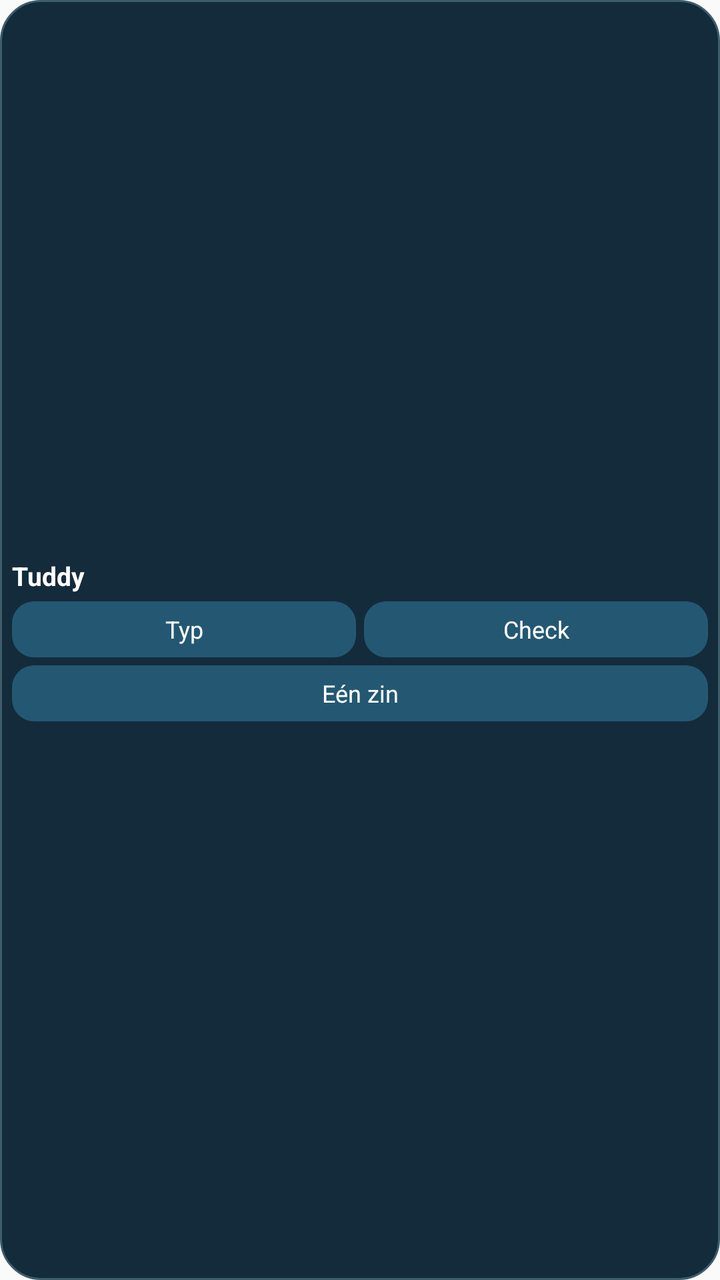
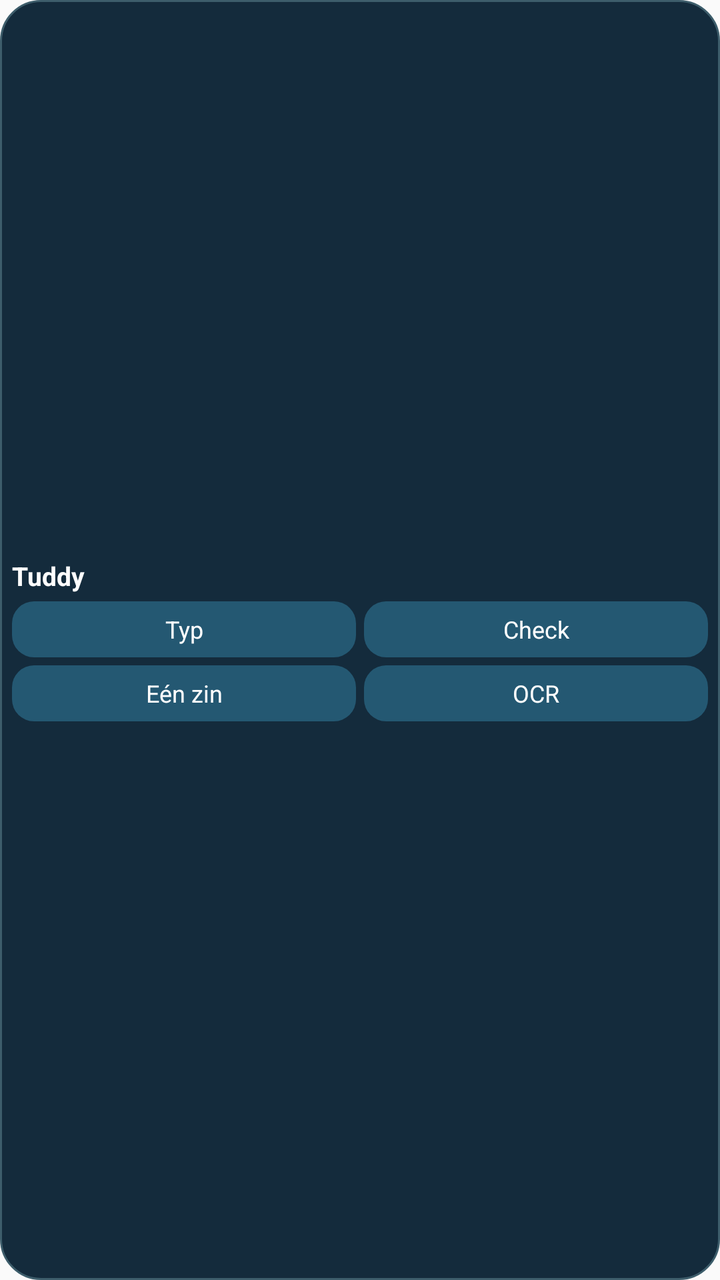

Two renders of the same Android screen: before a commit and after it. Below are the layout's source before the change and the commit's diff.
<!-- AndroidManifest.xml: application theme android:Theme.Material.Light.NoActionBar -->
<!-- res/layout/tuddy_quick_actions_widget_compact.xml -->
<?xml version="1.0" encoding="utf-8"?>
<LinearLayout xmlns:android="http://schemas.android.com/apk/res/android"
    android:layout_width="match_parent"
    android:layout_height="match_parent"
    android:orientation="vertical"
    android:gravity="center_vertical"
    android:padding="6dp"
    android:background="@drawable/tuddy_widget_panel">

    <TextView
        android:layout_width="match_parent"
        android:layout_height="wrap_content"
        android:layout_marginBottom="4dp"
        android:text="@string/tuddy_widget_title"
        android:textStyle="bold"
        android:textSize="13sp"
        android:textColor="#FFFFFF"/>

    <LinearLayout
        android:layout_width="match_parent"
        android:layout_height="wrap_content"
        android:orientation="horizontal">

        <TextView
            android:id="@+id/tuddy_widget_type"
            android:layout_width="0dp"
            android:layout_height="28dp"
            android:layout_weight="1"
            android:layout_marginEnd="2dp"
            android:gravity="center"
            android:background="@drawable/tuddy_widget_action"
            android:text="@string/tuddy_widget_compact_type"
            android:contentDescription="@string/tuddy_widget_type"
            android:maxLines="1"
            android:ellipsize="end"
            android:textColor="#FFFFFF"
            android:textSize="12sp"/>

        <TextView
            android:id="@+id/tuddy_widget_check"
            android:layout_width="0dp"
            android:layout_height="28dp"
            android:layout_weight="1"
            android:layout_marginStart="2dp"
            android:gravity="center"
            android:background="@drawable/tuddy_widget_action"
            android:text="@string/tuddy_widget_compact_check"
            android:contentDescription="@string/tuddy_widget_check"
            android:maxLines="1"
            android:ellipsize="end"
            android:textColor="#FFFFFF"
            android:textSize="12sp"/>
    </LinearLayout>

    <TextView
        android:id="@+id/tuddy_widget_sentence"
        android:layout_width="match_parent"
        android:layout_height="28dp"
        android:layout_marginTop="4dp"
        android:gravity="center"
        android:background="@drawable/tuddy_widget_action"
        android:text="@string/tuddy_widget_compact_sentence"
        android:contentDescription="@string/tuddy_widget_sentence"
        android:maxLines="1"
        android:ellipsize="end"
        android:textColor="#FFFFFF"
        android:textSize="12sp"/>
</LinearLayout>
<!-- resources referenced by this layout -->
<resources>
  <!-- drawable tuddy_widget_action (drawable) -->
  <?xml version="1.0" encoding="utf-8"?>
  <shape xmlns:android="http://schemas.android.com/apk/res/android">
      <solid android:color="#245872"/>
      <corners android:radius="11dp"/>
  </shape>
  <!-- drawable tuddy_widget_panel (drawable) -->
  <?xml version="1.0" encoding="utf-8"?>
  <shape xmlns:android="http://schemas.android.com/apk/res/android">
      <solid android:color="#142B3C"/>
      <corners android:radius="20dp"/>
      <stroke android:width="1dp" android:color="#3D5D6B"/>
  </shape>
  <string name="tuddy_widget_check">Offline check</string>
  <string name="tuddy_widget_compact_check">Check</string>
  <string name="tuddy_widget_compact_sentence">Eén zin</string>
  <string name="tuddy_widget_compact_type">Typ</string>
  <string name="tuddy_widget_sentence">Eén zin klaarzetten</string>
  <string name="tuddy_widget_title">Tuddy</string>
  <string name="tuddy_widget_type">Typ lokaal</string>
</resources>

<!-- the commit's change to res/layout/tuddy_quick_actions_widget_compact.xml (unified diff, before → after) -->
@@ -52,17 +52,39 @@
             android:textSize="12sp"/>
     </LinearLayout>
 
-    <TextView
-        android:id="@+id/tuddy_widget_sentence"
+    <LinearLayout
         android:layout_width="match_parent"
-        android:layout_height="28dp"
-        android:layout_marginTop="4dp"
-        android:gravity="center"
-        android:background="@drawable/tuddy_widget_action"
-        android:text="@string/tuddy_widget_compact_sentence"
-        android:contentDescription="@string/tuddy_widget_sentence"
-        android:maxLines="1"
-        android:ellipsize="end"
-        android:textColor="#FFFFFF"
-        android:textSize="12sp"/>
+        android:layout_height="wrap_content"
+        android:orientation="horizontal"
+        android:layout_marginTop="4dp">
+        <TextView
+            android:id="@+id/tuddy_widget_sentence"
+            android:layout_width="0dp"
+            android:layout_weight="1"
+            android:layout_marginEnd="2dp"
+            android:layout_height="28dp"
+            android:gravity="center"
+            android:background="@drawable/tuddy_widget_action"
+            android:text="@string/tuddy_widget_compact_sentence"
+            android:contentDescription="@string/tuddy_widget_sentence"
+            android:maxLines="1"
+            android:ellipsize="end"
+            android:textColor="#FFFFFF"
+            android:textSize="12sp"/>
+
+        <TextView
+            android:id="@+id/tuddy_widget_image"
+            android:layout_width="0dp"
+            android:layout_weight="1"
+            android:layout_marginStart="2dp"
+            android:layout_height="28dp"
+            android:gravity="center"
+            android:background="@drawable/tuddy_widget_action"
+            android:text="@string/tuddy_widget_compact_image"
+            android:contentDescription="@string/tuddy_widget_image"
+            android:maxLines="1"
+            android:ellipsize="end"
+            android:textColor="#FFFFFF"
+            android:textSize="12sp"/>
+    </LinearLayout>
 </LinearLayout>
<!-- resource entries referenced after the edit -->
@@ -15,8 +15,10 @@
   </shape>
   <string name="tuddy_widget_check">Offline check</string>
   <string name="tuddy_widget_compact_check">Check</string>
+  <string name="tuddy_widget_compact_image">OCR</string>
   <string name="tuddy_widget_compact_sentence">Eén zin</string>
   <string name="tuddy_widget_compact_type">Typ</string>
+  <string name="tuddy_widget_image">Open lokale afbeeldingstekst. Geen camera of OCR zonder jouw extra keuze.</string>
   <string name="tuddy_widget_sentence">Eén zin klaarzetten</string>
   <string name="tuddy_widget_title">Tuddy</string>
   <string name="tuddy_widget_type">Typ lokaal</string>
